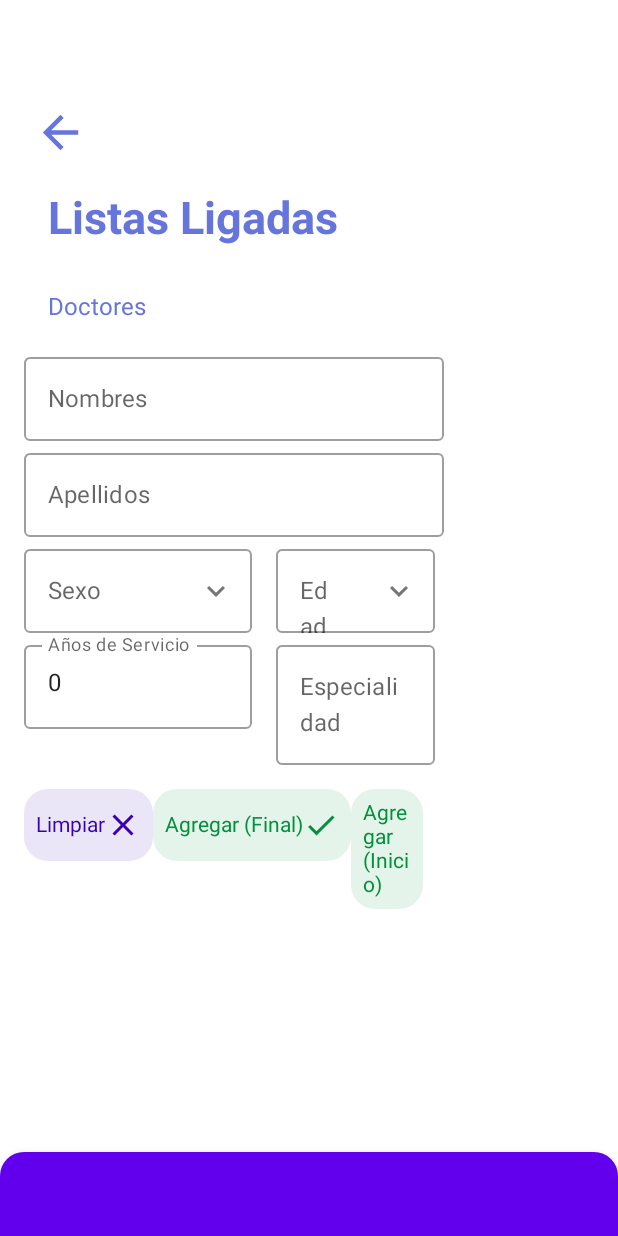
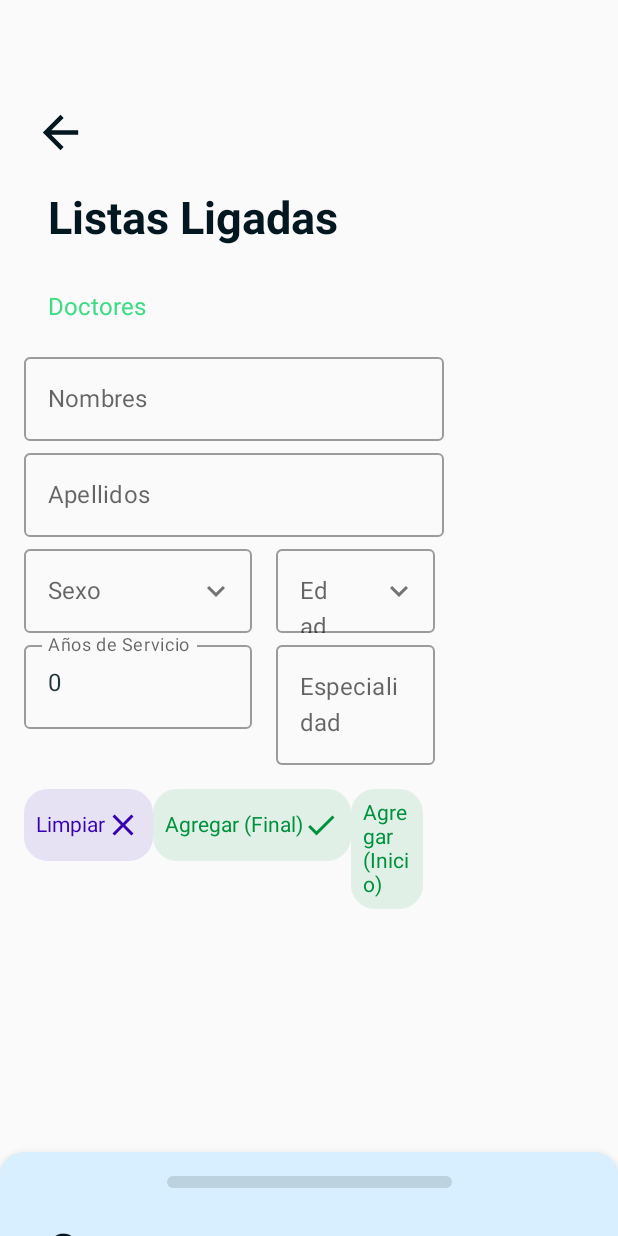
Before and after one commit to GatitosAlegres/DuckStructure, an Android app built with Jetpack Compose: the screen it shows after launch (MainActivity), after a tap on "Go", on a phone screen of 412 x 824 dp. Run offline under Robolectric (Android 15) with nearby library versions, the phone set to English and light mode, and no system bars; our stand-ins replace livedata-compose; 1 statement that could not run was skipped; 1 other tap on this screen came first.

Commit message:
refactor color interface

```diff
--- a/app/src/main/java/com/nmrc/datastructure/components/Header.kt
+++ b/app/src/main/java/com/nmrc/datastructure/components/Header.kt
@@ -1,6 +1,7 @@
 package com.nmrc.datastructure.components
 
 import androidx.compose.foundation.layout.padding
+import androidx.compose.material.MaterialTheme
 import androidx.compose.material.Text
 import androidx.compose.runtime.Composable
 import androidx.compose.ui.Modifier
@@ -10,20 +11,20 @@ import androidx.compose.ui.text.font.FontWeight
 import androidx.compose.ui.unit.dp
 import androidx.compose.ui.unit.sp
 import com.nmrc.datastructure.ui.theme.BlueMaterial
+import com.nmrc.datastructure.ui.theme.Green
 
 @Composable
 fun Header(
     modifier: Modifier = Modifier,
     title: String,
-    subtitle: String,
-    color: Color = BlueMaterial) {
+    subtitle: String) {
     Text(
         text = title,
         modifier = modifier.padding(16.dp),
         style = TextStyle(
             fontSize = 30.sp,
             fontWeight = FontWeight.Bold,
-            color = color
+            color = MaterialTheme.colors.onBackground
         )
     )
 
@@ -32,7 +33,7 @@ fun Header(
         modifier = Modifier.padding(16.dp),
         style = TextStyle(
             fontSize = 16.sp,
-            color = color
+            color = Green
         )
     )
 }
--- a/app/src/main/java/com/nmrc/datastructure/screens/LinkedListScreen.kt
+++ b/app/src/main/java/com/nmrc/datastructure/screens/LinkedListScreen.kt
@@ -26,9 +26,9 @@ import com.nmrc.datastructure.components.DoctorCard
 import com.nmrc.datastructure.components.DropDownMenu
 import com.nmrc.datastructure.components.Header
 import com.nmrc.datastructure.model.Doctor
-import com.nmrc.datastructure.ui.theme.BlueMaterial
+import com.nmrc.datastructure.ui.theme.BlueLight
+import com.nmrc.datastructure.ui.theme.BlueVariant
 import com.nmrc.datastructure.ui.theme.GreenDarkMaterial
-import com.nmrc.datastructure.ui.theme.Purple500
 import com.nmrc.datastructure.ui.theme.Purple700
 import com.nmrc.datastructure.viewmodel.LListViewModel
 
@@ -41,7 +41,7 @@ fun LinkedListScreen(
 ) {
 
     val state = rememberBottomSheetScaffoldState()
-    val color = if (isDark) Color(0xFF455A64) else Purple500
+    val color = if (isDark) BlueVariant else BlueLight
 
     var firstName by remember { mutableStateOf("") }
     var lastName by remember { mutableStateOf("") }
@@ -70,7 +70,7 @@ fun LinkedListScreen(
                     Icon(
                         Icons.Outlined.ArrowBack,
                         contentDescription = "",
-                        tint = BlueMaterial,
+                        tint = MaterialTheme.colors.onBackground,
                         modifier = Modifier
                             .size(35.dp)
                     )
@@ -233,7 +233,7 @@ fun LinkedListScreen(
                 .padding(16.dp)
         ) {
 
-            items(viewModel.count.value) {
+            item() {
                 Box(
                     modifier = Modifier
                         .fillMaxWidth()
@@ -252,38 +252,33 @@ fun LinkedListScreen(
 
                 Header(
                     title = "Contar",
-                    subtitle = "Seleccione el caso de uso",
-                    color = MaterialTheme.colors.onPrimary
+                    subtitle = "Seleccione el caso de uso"
+
                 )
 
                 Header(
                     title = "Filtrar",
-                    subtitle = "Seleccione el caso de uso",
-                    color = MaterialTheme.colors.onPrimary
+                    subtitle = "Seleccione el caso de uso"
                 )
 
                 Header(
                     title = "Ordenar",
-                    subtitle = "Seleccione el caso de uso",
-                    color = MaterialTheme.colors.onPrimary
+                    subtitle = "Seleccione el caso de uso"
                 )
 
                 Header(
                     title = "Modificar Campos",
-                    subtitle = "Seleccione el caso de uso",
-                    color = MaterialTheme.colors.onPrimary
+                    subtitle = "Seleccione el caso de uso"
                 )
 
                 Header(
                     title = "Reducir",
-                    subtitle = "Seleccione el caso de uso",
-                    color = MaterialTheme.colors.onPrimary
+                    subtitle = "Seleccione el caso de uso"
                 )
 
                 Header(
                     title = "RESULTADO",
-                    subtitle = "",
-                    color = MaterialTheme.colors.onPrimary
+                    subtitle = ""
                 )
                 Text(
                     text = "Total : ${viewModel.count.value}",
@@ -314,6 +309,7 @@ fun LinkedListScreen(
 
     }, scaffoldState = state,
         sheetShape = RoundedCornerShape(16.dp),
-        sheetBackgroundColor = color
+        sheetBackgroundColor = color,
+        drawerBackgroundColor = Color.White
     )
 }
--- a/app/src/main/java/com/nmrc/datastructure/screens/MainScreen.kt
+++ b/app/src/main/java/com/nmrc/datastructure/screens/MainScreen.kt
@@ -2,6 +2,7 @@ package com.nmrc.datastructure.screens
 
 import androidx.compose.animation.ExperimentalAnimationApi
 import androidx.compose.foundation.Image
+import androidx.compose.foundation.isSystemInDarkTheme
 import androidx.compose.foundation.layout.*
 import androidx.compose.foundation.lazy.LazyColumn
 import androidx.compose.foundation.lazy.LazyRow
@@ -22,18 +23,23 @@ import com.nmrc.datastructure.R
 import com.nmrc.datastructure.components.CardX
 import com.nmrc.datastructure.components.Header
 import com.nmrc.datastructure.ui.theme.BlueMaterial
+import com.nmrc.datastructure.ui.theme.BlueVariant
 import com.nmrc.datastructure.ui.theme.GrayMaterial
+import com.nmrc.datastructure.ui.theme.White
 
 @ExperimentalAnimationApi
 @ExperimentalMaterialApi
 @Composable
-fun MainScreen(navController: NavHostController) {
+fun MainScreen(
+    navController: NavHostController
+) {
 
     var expanded by remember { mutableStateOf(false) }
 
     Scaffold(
         modifier = Modifier
             .fillMaxSize(),
+
         content = {
 
             LazyColumn(
@@ -52,7 +58,7 @@ fun MainScreen(navController: NavHostController) {
                         Icon(
                             Icons.Outlined.Menu,
                             contentDescription = "",
-                            tint = BlueMaterial,
+                            tint = MaterialTheme.colors.onBackground,
                             modifier = Modifier
                                 .size(35.dp)
                         )
@@ -73,7 +79,8 @@ fun MainScreen(navController: NavHostController) {
 
                     Header(
                         title = "Estructura de Datos Orientado a Objetos",
-                        subtitle = "Una coleccion de estructura de datos para experimentar en tiempo real.")
+                        subtitle = "Una coleccion de estructura de datos para experimentar en tiempo real."
+                    )
 
                     LazyRow(
                         content = {
--- a/app/src/main/java/com/nmrc/datastructure/ui/theme/Color.kt
+++ b/app/src/main/java/com/nmrc/datastructure/ui/theme/Color.kt
@@ -11,3 +11,14 @@ val BlueDarkMaterial = Color(0xFF040611)
 val WhiteMaterial = Color(0xFFEDF2F8)
 val GrayMaterial = Color(0xFF808080)
 val GreenDarkMaterial = Color(0xFF01913D)
+
+val White = Color(0xFFFAFAFA)
+val Dark = Color(0xFF031720)
+val BlueVariant = Color(0xFF073042)
+val Aqua = Color(0xFF0A586C)
+val Green = Color(0xFF3DDC84)
+val Blue = Color(0xFF4485F0)
+val BlueDark = Color(0xFF1C4587)
+val BlueLight = Color(0xFFD7EFFE)
+val Yellow = Color(0xFFEFF8CF)
+val Orange = Color(0xFFF96935)
--- a/app/src/main/java/com/nmrc/datastructure/ui/theme/Theme.kt
+++ b/app/src/main/java/com/nmrc/datastructure/ui/theme/Theme.kt
@@ -9,22 +9,18 @@ import androidx.compose.runtime.Composable
 private val DarkColorPalette = darkColors(
     primary = Purple200,
     primaryVariant = Purple700,
-    secondary = Teal200
+    secondary = Teal200,
+    background = Dark,
+    onBackground = White
 )
 
 private val LightColorPalette = lightColors(
     primary = Purple500,
     primaryVariant = Purple700,
-    secondary = Teal200
+    secondary = Teal200,
+    background = White,
+    onBackground = Dark
 
-    /* Other default colors to override
-    background = Color.White,
-    surface = Color.White,
-    onPrimary = Color.White,
-    onSecondary = Color.Black,
-    onBackground = Color.Black,
-    onSurface = Color.Black,
-    */
 )
 
 @Composable
--- a/app/src/main/java/com/nmrc/datastructure/viewmodel/LListViewModel.kt
+++ b/app/src/main/java/com/nmrc/datastructure/viewmodel/LListViewModel.kt
@@ -2,14 +2,13 @@ package com.nmrc.datastructure.viewmodel
 
 import androidx.compose.runtime.MutableState
 import androidx.compose.runtime.mutableStateOf
-import androidx.lifecycle.*
+import androidx.lifecycle.ViewModel
 import com.nmrc.core.linkedlist.LinkedList
-import com.nmrc.datastructure.model.Alumno
 import com.nmrc.datastructure.model.Doctor
 
 class LListViewModel : ViewModel() {
 
-    val list: MutableState<LinkedList<Doctor>>  = mutableStateOf(LinkedList())
+    val list: MutableState<LinkedList<Doctor>> = mutableStateOf(LinkedList())
     val count = mutableStateOf(0)
 
     fun addEnd(doctor: Doctor) {
@@ -20,15 +19,13 @@ class LListViewModel : ViewModel() {
         list.value.addStart(doctor)
     }
 
-    fun toList(): List<Doctor>  {
+    fun toList(): List<Doctor> {
         val data = ArrayList<Doctor>()
-        return if(list.value.size!=0) {
-            list.value.forEach {
-                data.add(it)
-            }
-            data
-        }else emptyList()
 
+        list.value.forEach {
+            data.add(it)
+        }
+        return data
     }
 
     fun hasBeenAdded() = count.value++
```
